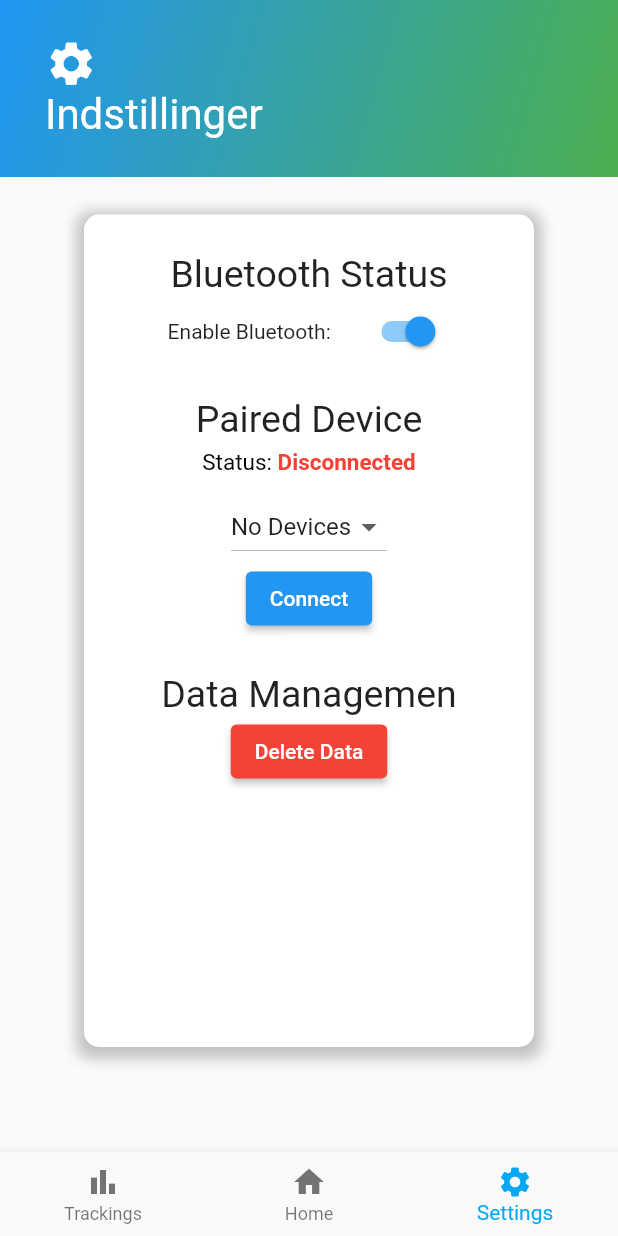
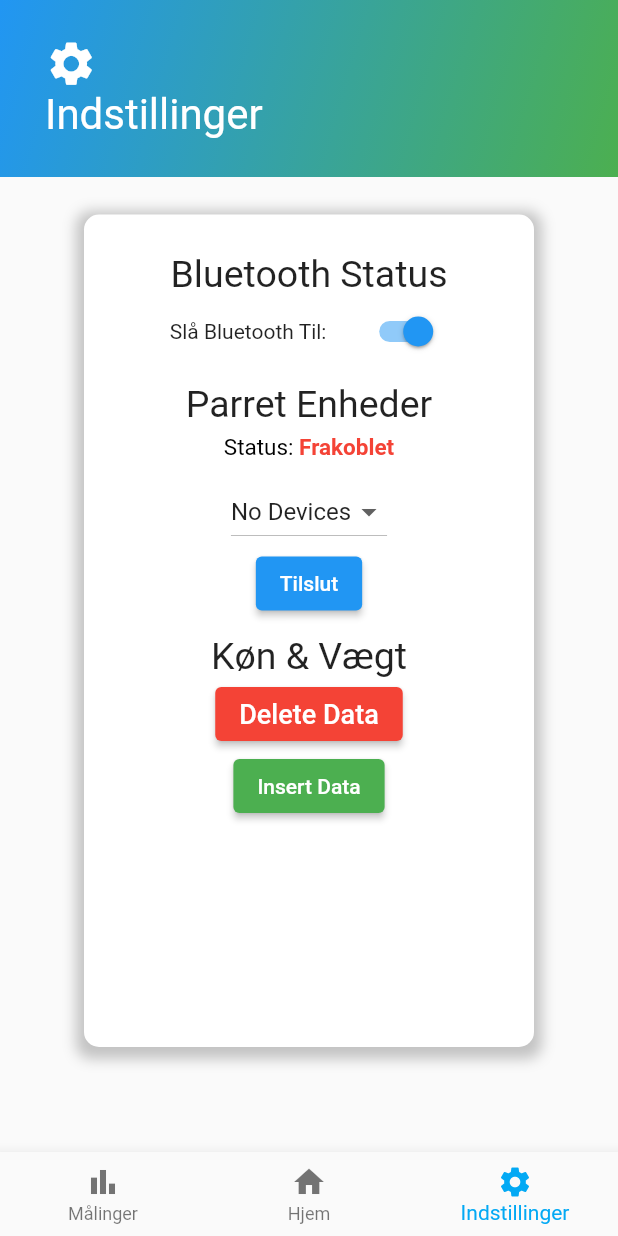
Before and after one commit to H-C-Orsted-Gym/Flutter-Breathalyzer, a Flutter app: the screen it shows after launch, item 3 of the bottom bar chosen, after a tap on "Delete Data", on a phone screen of 412 x 824 dp. Run offline on Flutter 3.47's test engine with Material 2 defaults, Android fonts, the phone set to English and light mode, and no system bars; our stand-ins replace fl_chart, flutter_bluetooth_serial, sqflite; accounts and stored records are empty.

```diff
--- a/lib/classes/TrackingClass.dart
+++ b/lib/classes/TrackingClass.dart
@@ -6,10 +6,10 @@ import 'package:path/path.dart';
 class Tracking {
   static final _dbName = "database.db";
   static final _dbVersion = 1;
-  static final _tableName = "Trackings";
-  static final _columnId = "Id";
-  static final _columnDate = "Date";
-  static final _columnData = "Data";
+  static final tableName = "Trackings";
+  static final columnId = "Id";
+  static final columnDate = "DateTracked";
+  static final columnData = "DataTracked";
 
   Tracking._privateConstructor();
   static final Tracking instance = Tracking._privateConstructor();
@@ -32,35 +32,44 @@ class Tracking {
   }
 
   Future _onCreate(Database db, int version) {
-    db.query('''
-        CREATE TABLE ${_tableName}( ${_columnId} INTEGER PRIMARY KEY,
-        ${_columnDate} VARCHAR(255) NOT NULL,
-        ${_columnData} VRACHAR (255) NOT NULL
-
-        )
-      ''');
+    db.rawQuery("""
+        CREATE TABLE ${tableName} (
+          ${columnId} int PRIMARY KEY,
+          ${columnDate} varchar(255),
+          ${columnData} varchar(255)
+        );
+      """);
   }
 
   Future<int> insert(Map<String, dynamic> row) async {
     Database db = await instance.database;
-    return await db.insert(_tableName, row);
-  }
-
-  Future<List<Map<String, dynamic>>> queryAll() async {
-    Database db = await instance.database;
-    return await db.query(_tableName);
-  }
-
-  Future<int> update(Map<String, dynamic> row) async {
-    Database db = await instance.database;
-
-    int id = row[_columnId];
-
-    return await db.update(_tableName, row, where: "${_columnId}=?", whereArgs: [id]);
+    return await db.insert(tableName, row);
   }
 
   Future<int> delete(int id) async {
     Database db = await instance.database;
-    return await db.delete(_tableName, where: "${_columnId}=?", whereArgs: [id]);
+    return await db.delete(tableName, where: "${columnId}=?", whereArgs: [id]);
+  }
+
+  void deleteAllRecords() async {
+    Database db = await instance.database;
+    db.execute("DELETE FROM ${tableName}");
+  }
+
+  Future<List<Map<String, Object>>> getRecords() async {
+    Database db = await instance.database;
+
+    List<Map<String, Object>> result = await db.rawQuery("SELECT * FROM ${tableName} ORDER BY Id ASC");
+
+    return result;
+  }
+
+  Future<List<Map<String, Object>>> getLatestSample() async {
+    Database db = await instance.database;
+
+    List<Map<String, Object>> result = await db.rawQuery("SELECT * FROM ${tableName} ORDER BY Id DESC LIMIT 1");
+    //double sampleResult = double.parse(result[0]["Data"]);
+
+    return result;
   }
 }
--- a/lib/components/BottomNavigationComponent.dart
+++ b/lib/components/BottomNavigationComponent.dart
@@ -31,15 +31,15 @@ class BottomNavigationComponent extends StatelessWidget {
       items: [
         BottomNavigationBarItem(
           icon: Icon(Icons.bar_chart),
-          label: 'Trackings',
+          label: 'Målinger',
         ),
         BottomNavigationBarItem(
           icon: Icon(Icons.home),
-          label: 'Home',
+          label: 'Hjem',
         ),
         BottomNavigationBarItem(
           icon: Icon(Icons.settings),
-          label: 'Settings',
+          label: 'Indstillinger',
         ),
       ],
       currentIndex: this.currentPage,
--- a/lib/components/TrackingComponent.dart
+++ b/lib/components/TrackingComponent.dart
@@ -5,7 +5,7 @@ import 'package:intl/intl.dart';
 class TrackingComponent extends StatelessWidget {
   int id;
   double promille;
-  DateTime dateTracked;
+  String dateTracked;
 
   TrackingComponent({
     @required this.id,
--- a/lib/pages/HomeScreen.dart
+++ b/lib/pages/HomeScreen.dart
@@ -1,6 +1,8 @@
+import 'dart:async';
 import 'dart:convert';
 import 'dart:typed_data';
 
+import 'package:AlkometerApp/classes/TrackingClass.dart';
 import 'package:AlkometerApp/components/BottomNavigationComponent.dart';
 import 'package:AlkometerApp/components/BreakLineComponent.dart';
 import 'package:AlkometerApp/components/CircleComponent.dart';
@@ -8,6 +10,7 @@ import 'package:AlkometerApp/components/HeaderComponent.dart';
 import 'package:AlkometerApp/globals.dart' as globals;
 import 'package:fl_chart/fl_chart.dart';
 import 'package:flutter/material.dart';
+import 'package:intl/intl.dart';
 
 class HomeScreen extends StatefulWidget {
   HomeScreen({Key key}) : super(key: key);
@@ -18,6 +21,7 @@ class HomeScreen extends StatefulWidget {
 
 class _HomeScreenState extends State<HomeScreen> {
   String result = "";
+  StreamController controller;
 
   @override
   void initState() {
@@ -25,14 +29,60 @@ class _HomeScreenState extends State<HomeScreen> {
     super.initState();
 
     if (globals.currentConnection != null) {
-      globals.currentConnection.input.listen((Uint8List data) {
+      controller.addStream(globals.currentConnection.input);
+
+      controller.stream.asBroadcastStream(
+        onListen: (subscription) {
+          subscription.onData((data) {
+            print(ascii.decode(data));
+            setState(() {
+              createRecord((double.parse(ascii.decode(data)) / 1000).toString(), DateFormat('dd/MM/yyyy – kk:mm').format(DateTime.now()).toString());
+              this.result = (double.parse(ascii.decode(data)) / 1000).toString().trim();
+            });
+          });
+        },
+        onCancel: (subscription) {
+          print("Im done....");
+        },
+      );
+
+      /*subscription = globals.currentConnection.input.listen((data) {
         //Data entry point
-        print(ascii.decode(data));
-        setState(() {
-          this.result = ascii.decode(data).toString().trim();
-        });
-      });
+
+      });*/
     }
+
+    getLatestRecording();
+  }
+
+  @override
+  void dispose() {
+    // TODO: implement dispose
+
+    if (controller != null) {
+      controller.close();
+    }
+
+    super.dispose();
+  }
+
+  void getLatestRecording() async {
+    List<Map<String, Object>> trackingResult = await Tracking.instance.getLatestSample();
+
+    setState(() {
+      if (trackingResult.isNotEmpty) {
+        result = trackingResult[0]["DataTracked"];
+      } else {
+        result = "0.0";
+      }
+    });
+  }
+
+  void createRecord(String promille, String dateTracked) async {
+    await Tracking.instance.insert({
+      Tracking.columnDate: dateTracked,
+      Tracking.columnData: promille,
+    });
   }
 
   @override
--- a/lib/pages/SettingsScreen.dart
+++ b/lib/pages/SettingsScreen.dart
@@ -1,4 +1,5 @@
 import 'package:AlkometerApp/classes/BluetoothClass.dart';
+import 'package:AlkometerApp/classes/TrackingClass.dart';
 import 'package:AlkometerApp/components/BottomNavigationComponent.dart';
 import 'package:AlkometerApp/components/HeaderComponent.dart';
 import 'package:AlkometerApp/components/SquareComponent.dart';
@@ -112,7 +113,7 @@ class _SettingScreenState extends State<SettingScreen> {
                         child: Row(
                           mainAxisAlignment: MainAxisAlignment.spaceEvenly,
                           children: [
-                            Text("Enable Bluetooth:"),
+                            Text("Slå Bluetooth Til:"),
                             Switch(
                               value: _bluetoothState.isEnabled,
                               onChanged: (bool value) {
@@ -139,9 +140,9 @@ class _SettingScreenState extends State<SettingScreen> {
                         ),
                       ),
                       Container(
-                        margin: EdgeInsets.only(top: 20.0),
+                        margin: EdgeInsets.only(top: 10.0),
                         child: Text(
-                          "Paired Device",
+                          "Parret Enheder",
                           style: TextStyle(
                             fontSize: 25.0,
                           ),
@@ -158,7 +159,7 @@ class _SettingScreenState extends State<SettingScreen> {
                             ),
                             children: <TextSpan>[
                               TextSpan(
-                                text: _connected ? "Connected" : "Disconnected",
+                                text: _connected ? "Tilsluttet" : "Frakoblet",
                                 style: TextStyle(
                                   color: _connected ? Colors.green : Colors.red,
                                   fontWeight: FontWeight.bold,
@@ -179,15 +180,15 @@ class _SettingScreenState extends State<SettingScreen> {
                             ),
                             ElevatedButton(
                               onPressed: _connected ? _disconnect : _connect,
-                              child: Text(_connected ? 'Disconnect' : 'Connect'),
+                              child: Text(_connected ? 'Frakoble' : 'Tilslut'),
                             ),
                           ],
                         ),
                       ),
                       Container(
-                        margin: EdgeInsets.only(top: 25.0),
+                        margin: EdgeInsets.only(top: 10.0),
                         child: Text(
-                          "Data Managemen",
+                          "Køn & Vægt",
                           style: TextStyle(
                             fontSize: 25.0,
                           ),
@@ -199,10 +200,29 @@ class _SettingScreenState extends State<SettingScreen> {
                           onPrimary: Colors.white, // foreground
                         ),
                         onPressed: () {
-                          print("Hi");
+                          Tracking.instance.deleteAllRecords();
                         },
-                        child: Text("Delete Data"),
-                      )
+                        child: Text(
+                          "Delete Data",
+                          style: TextStyle(
+                            fontSize: 18.0,
+                          ),
+                        ),
+                      ),
+                      ElevatedButton(
+                        style: ElevatedButton.styleFrom(
+                          primary: Colors.green, // background
+                          onPrimary: Colors.white, // foreground
+                        ),
+                        onPressed: () async {
+                          await Tracking.instance.insert({
+                            Tracking.columnDate: "01-05-2021 - 12:12",
+                            Tracking.columnData: "3.14",
+                          });
+                          print(Tracking.instance.database);
+                        },
+                        child: Text("Insert Data"),
+                      ),
                     ],
                   ),
                 ),
--- a/pubspec.yaml
+++ b/pubspec.yaml
@@ -26,6 +26,7 @@ dependencies:
 
   intl: ^0.17.0
   path_provider: ^2.0.1
+  shared_preferences: ^2.0.5
 
   flutter_bluetooth_serial: ^0.2.2
   fl_chart: ^0.35.0
```
Also changed, not shown: lib/components/TrackingList.dart (added, +28 -0 lines), lib/pages/TrackingsScreen.dart (+30 -2 lines).
